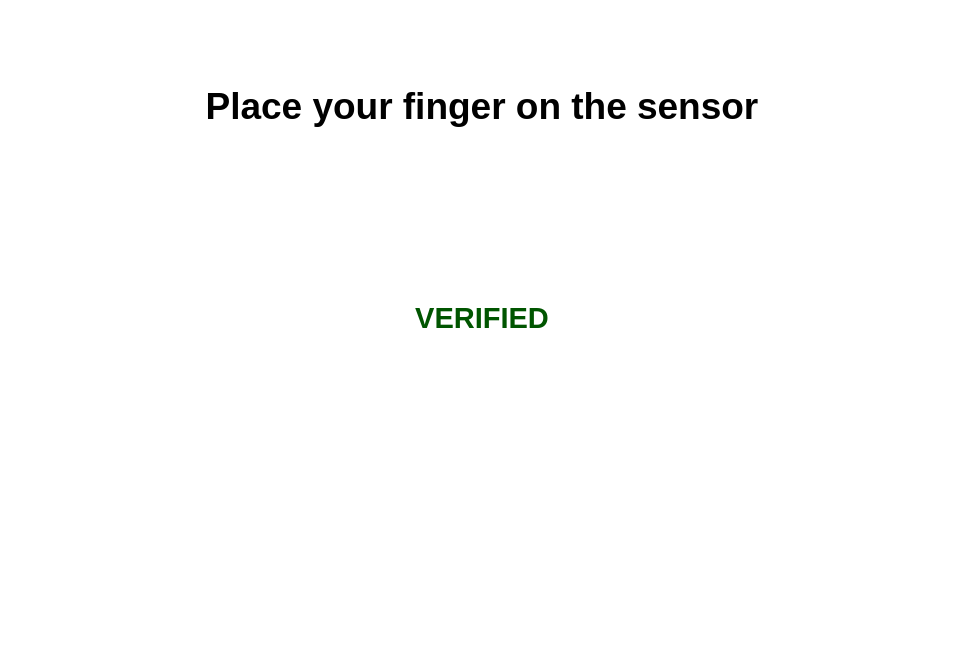
The window that finger.ui (arc-bphc/sims-gui) describes before a commit, drawn with Qt 5.
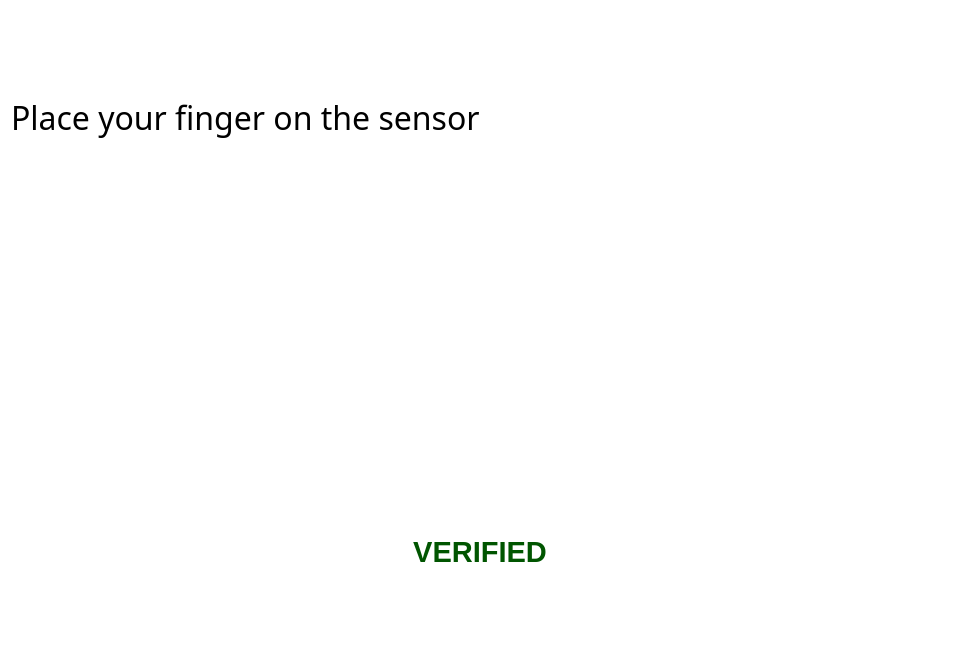
The same window after the commit. Icons and pictures are not drawn.

The edit to the form file:
```diff
--- a/finger.ui
+++ b/finger.ui
@@ -9,7 +9,7 @@
    <rect>
     <x>0</x>
     <y>0</y>
-    <width>957</width>
+    <width>960</width>
     <height>669</height>
    </rect>
   </property>
@@ -20,61 +20,34 @@
    <string notr="true">QWidget {background-color: white}
 QPushButton {padding: 20px}</string>
   </property>
-  <layout class="QGridLayout" name="gridLayout">
+  <layout class="QGridLayout" name="gridLayout_2">
    <item row="0" column="0">
-    <layout class="QVBoxLayout" name="verticalLayout">
-     <property name="leftMargin">
-      <number>100</number>
-     </property>
-     <property name="rightMargin">
-      <number>100</number>
-     </property>
-     <item>
-      <spacer name="verticalSpacer_4">
-       <property name="orientation">
-        <enum>Qt::Vertical</enum>
-       </property>
-       <property name="sizeHint" stdset="0">
-        <size>
-         <width>20</width>
-         <height>40</height>
-        </size>
-       </property>
-      </spacer>
-     </item>
-     <item>
-      <widget class="QLabel" name="label">
+    <layout class="QGridLayout" name="gridLayout">
+     <item row="0" column="0">
+      <widget class="QLabel" name="label_4">
        <property name="font">
         <font>
-         <pointsize>28</pointsize>
-         <weight>75</weight>
-         <bold>true</bold>
+         <family>Noto Sans</family>
+         <pointsize>24</pointsize>
+         <weight>50</weight>
+         <italic>false</italic>
+         <bold>false</bold>
         </font>
        </property>
+       <property name="styleSheet">
+        <string notr="true">font: 24pt &quot;Noto Sans&quot;;</string>
+       </property>
        <property name="text">
-        <string>&lt;html&gt;&lt;head/&gt;&lt;body&gt;&lt;p align=&quot;center&quot;&gt;Place your finger on the sensor&lt;/p&gt;&lt;/body&gt;&lt;/html&gt;</string>
+        <string>Place your finger on the sensor</string>
        </property>
       </widget>
      </item>
-     <item>
-      <spacer name="verticalSpacer_2">
-       <property name="orientation">
-        <enum>Qt::Vertical</enum>
-       </property>
-       <property name="sizeHint" stdset="0">
-        <size>
-         <width>20</width>
-         <height>40</height>
-        </size>
-       </property>
-      </spacer>
-     </item>
-     <item alignment="Qt::AlignHCenter">
-      <widget class="QLabel" name="label_2">
+     <item row="1" column="0" alignment="Qt::AlignHCenter">
+      <widget class="QLabel" name="label">
        <property name="maximumSize">
         <size>
-         <width>240</width>
-         <height>320</height>
+         <width>400</width>
+         <height>300</height>
         </size>
        </property>
        <property name="text">
@@ -88,20 +61,7 @@
        </property>
       </widget>
      </item>
-     <item>
-      <spacer name="verticalSpacer">
-       <property name="orientation">
-        <enum>Qt::Vertical</enum>
-       </property>
-       <property name="sizeHint" stdset="0">
-        <size>
-         <width>20</width>
-         <height>40</height>
-        </size>
-       </property>
-      </spacer>
-     </item>
-     <item>
+     <item row="2" column="0" alignment="Qt::AlignHCenter">
       <widget class="QLabel" name="label_3">
        <property name="text">
         <string>&lt;html&gt;&lt;head/&gt;&lt;body&gt;&lt;p align=&quot;center&quot;&gt;&lt;span style=&quot; font-size:22pt; font-weight:600; color:#005500;&quot;&gt;VERIFIED&lt;/span&gt;&lt;/p&gt;&lt;/body&gt;&lt;/html&gt;</string>
@@ -110,19 +70,6 @@
      </item>
     </layout>
    </item>
-   <item row="1" column="0">
-    <spacer name="verticalSpacer_3">
-     <property name="orientation">
-      <enum>Qt::Vertical</enum>
-     </property>
-     <property name="sizeHint" stdset="0">
-      <size>
-       <width>942</width>
-       <height>85</height>
-      </size>
-     </property>
-    </spacer>
-   </item>
   </layout>
  </widget>
  <resources/>
```
Left out of the diff: 2 changed lines with no effect on the pictures.
